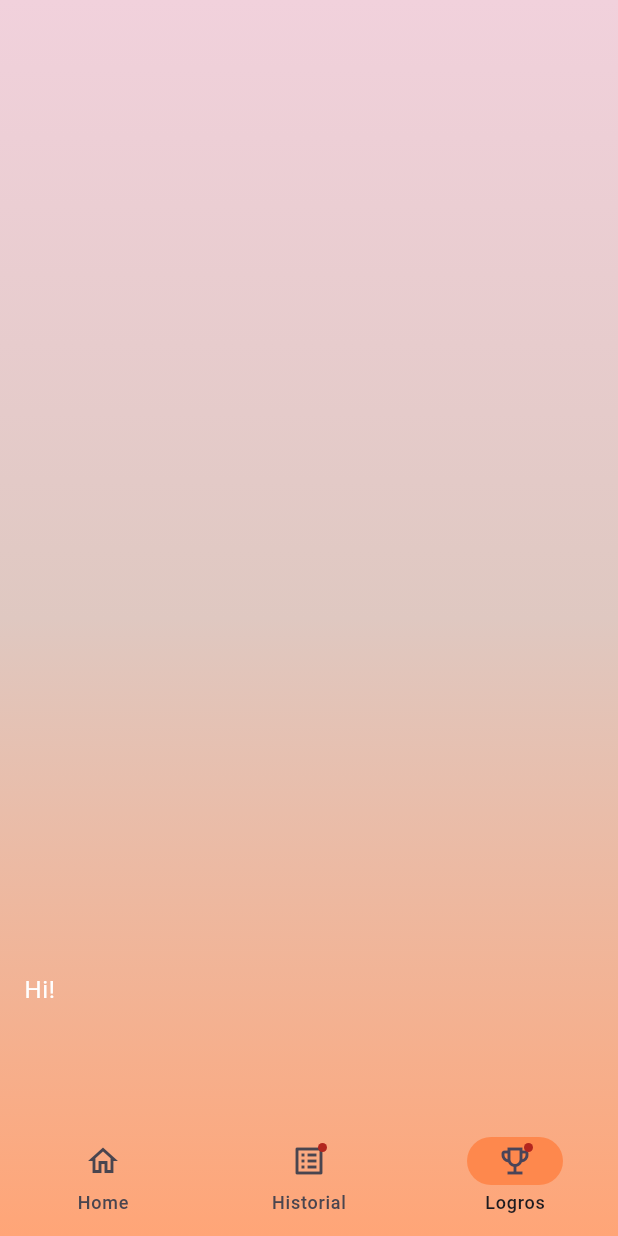
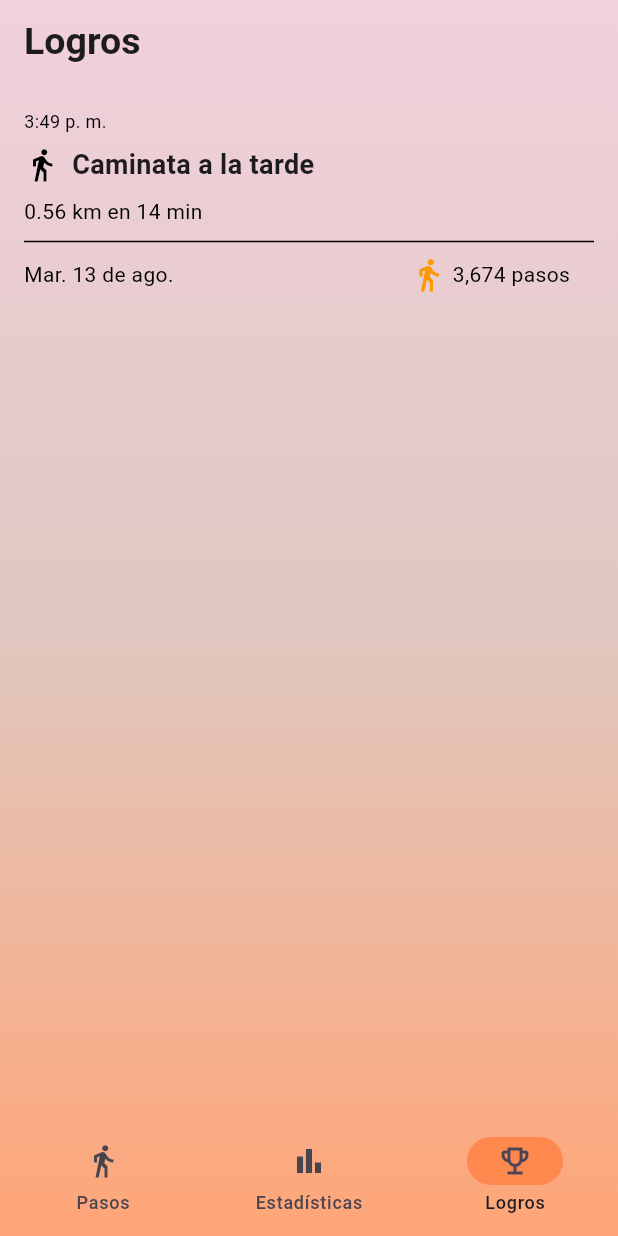
Before and after one commit to TaobT/KeepGoing, a Flutter app: the screen it shows after launch, item 3 of the bottom bar chosen, on a phone screen of 412 x 824 dp. Run offline on Flutter 3.47's test engine with Material 3 defaults, Android fonts, the phone set to English and light mode, and no system bars; our stand-ins replace percent_indicator, table_calendar; missing offline and left inert: mqtt_client.

Commit message:
calendar y logros

```diff
--- a/keep_going/lib/presentation/screens/home/home_screen.dart
+++ b/keep_going/lib/presentation/screens/home/home_screen.dart
@@ -70,7 +70,7 @@ class HomeScreen  extends StatelessWidget {
               Row(
                 mainAxisAlignment: MainAxisAlignment.spaceEvenly,
                 children: [
-                  _buildStatColumn(Icons.do_not_step_sharp, '312', 'PASOS'),
+                  _buildStatColumn(Icons.directions_walk_outlined, '312', 'PASOS'),
                   _buildStatColumn(Icons.location_on, '5.6', 'KM'),
                   _buildStatColumn(Icons.timer, '120', 'MIN'),
                 ],
--- /dev/null
+++ b/keep_going/lib/presentation/screens/logros/logros_screen.dart
@@ -0,0 +1,75 @@
+import 'package:flutter/material.dart';
+
+
+class LogrosScreen extends StatelessWidget {
+
+  const LogrosScreen({super.key});
+
+  @override
+  Widget build(BuildContext context) {
+    return Scaffold(
+      backgroundColor: Colors.transparent,
+      appBar: AppBar(
+        backgroundColor: Colors.transparent,
+        title: const Text("Logros",
+          style: TextStyle(fontSize: 25, fontWeight: FontWeight.bold),
+        ),
+      ),
+      body: const Padding(
+        padding: EdgeInsets.all(16.0),
+        child: Column(
+          crossAxisAlignment: CrossAxisAlignment.start,
+          children: [
+            Text(
+              "3:49 p. m.",
+              style: TextStyle(color: Colors.black, fontSize: 12),
+            ),
+            SizedBox(height: 8),
+            Row(
+              children: [
+                Icon(Icons.directions_walk, color: Colors.black),
+                SizedBox(width: 8),
+                Text(
+                  "Caminata a la tarde",
+                  style: TextStyle(fontSize: 18, fontWeight: FontWeight.bold),
+                ),
+              ],
+            ),
+            SizedBox(height: 8),
+            Row(
+              children: [
+                Text(
+                  "0.56 km en 14 min",
+                  style: TextStyle(color: Colors.black, fontSize: 14),
+                ),
+                Spacer(),
+
+              ],
+            ),
+            Divider(height: 20, color: Colors.black),
+            Row(
+              children: [
+                Text(
+                  "Mar. 13 de ago.",
+                  style: TextStyle(color: Colors.black, fontSize: 14),
+                ),
+                Spacer(),
+                Row(
+                  children: [
+                    Icon(Icons.directions_walk, color: Colors.orange),
+                    SizedBox(width: 4),
+                    Text(
+                      "3,674 pasos",
+                      style: TextStyle(color: Colors.black),
+                    ),
+                    SizedBox(width: 16),
+                  ],
+                ),
+              ],
+            ),
+          ],
+        ),
+      ),
+    );
+  }
+}
--- a/keep_going/lib/presentation/screens/navigation/navigation_rail.dart
+++ b/keep_going/lib/presentation/screens/navigation/navigation_rail.dart
@@ -26,101 +26,28 @@ class _NavigationBar1State extends State<NavigationBar1> {
         selectedIndex: currentPageIndex,
         destinations: const <Widget>[
           NavigationDestination(
-            selectedIcon: Icon(Icons.home),
-            icon: Icon(Icons.home_outlined),
-            label: 'Home',
+            selectedIcon: Icon(Icons.directions_walk_outlined),
+            icon: Icon(Icons.directions_walk_outlined),
+            label: 'Pasos',
           ),
           NavigationDestination(
-            icon: Badge(child: Icon(Icons.list_alt_outlined)),
-            label: 'Historial',
+            icon: Icon(Icons.bar_chart),
+            label: 'Estadísticas',
           ),
           NavigationDestination(
-            icon: Badge(
-              // label: Text('2'),
-              child: Icon(Icons.emoji_events_outlined),
-            ),
+            icon: Icon(Icons.emoji_events_outlined),
             label: 'Logros',
           ),
         ],
       ),
-      body: <Widget>[
-        /// Home page
-        const HomeScreen(),
-
-        /// Notifications page
-        Padding(
-          padding: const EdgeInsets.all(8.0),
-          child: Column(
-            children: <Widget>[
-              ListTile(
-                leading: const Icon(Icons.notifications_sharp),
-                title: const Text('Notification 1'),
-                subtitle: const Text('This is a notification'),
-                tileColor: Colors.white,
-                shape: RoundedRectangleBorder(
-                  borderRadius: BorderRadius.circular(8.0),
-                ),
-              ),
-              const SizedBox(height: 8.0),
-              ListTile(
-                leading: const Icon(Icons.notifications_sharp),
-                title: const Text('Notification 2'),
-                subtitle: const Text('This is a notification'),
-                tileColor: Colors.white,
-                shape: RoundedRectangleBorder(
-                  borderRadius: BorderRadius.circular(8.0),
-                ),
-              ),
-            ],
-          ),
-        ),
-
-        /// Messages page
-        ListView.builder(
-          reverse: true,
-          itemCount: 2,
-          itemBuilder: (BuildContext context, int index) {
-            if (index == 0) {
-              return Align(
-                alignment: Alignment.centerRight,
-                child: Container(
-                  margin: const EdgeInsets.all(8.0),
-                  padding: const EdgeInsets.all(8.0),
-                  decoration: BoxDecoration(
-                    color: Colors.transparent,
-                    borderRadius: BorderRadius.circular(8.0),
-                  ),
-                  child: Text(
-                    'Hello',
-                    style: Theme.of(context)
-                        .textTheme
-                        .bodyLarge!
-                        .copyWith(color: Colors.transparent,),
-                  ),
-                ),
-              );
-            }
-            return Align(
-              alignment: Alignment.centerLeft,
-              child: Container(
-                margin: const EdgeInsets.all(8.0),
-                padding: const EdgeInsets.all(8.0),
-                decoration: BoxDecoration(
-                  color: Colors.transparent,
-                  borderRadius: BorderRadius.circular(8.0),
-                ),
-                child: Text(
-                  'Hi!',
-                  style: Theme.of(context)
-                      .textTheme
-                      .bodyLarge!
-                      .copyWith(color: Theme.of(context).colorScheme.onPrimary),
-                ),
-              ),
-            );
-          },
-        ),
-      ][currentPageIndex],
+      body: IndexedStack(
+        index: currentPageIndex,
+        children: const [
+          HomeScreen(),
+          StepCalendar(),
+          LogrosScreen(),
+        ],
+      ),
     );
   }
 }
--- a/keep_going/lib/presentation/screens/screens.dart
+++ b/keep_going/lib/presentation/screens/screens.dart
@@ -1,2 +1,4 @@
 export 'package:keep_going/presentation/screens/home/home_screen.dart';
 export 'package:keep_going/presentation/screens/navigation/navigation_rail.dart';
+export 'package:keep_going/presentation/screens/calendar/calendar_screen.dart';
+export 'package:keep_going/presentation/screens/logros/logros_screen.dart';
--- a/keep_going/pubspec.yaml
+++ b/keep_going/pubspec.yaml
@@ -33,6 +33,7 @@ dependencies:
   pedometer: ^4.0.2
   percent_indicator: ^4.2.3
   mqtt_client: ^10.3.0
+  table_calendar: ^3.1.2
 
   # The following adds the Cupertino Icons font to your application.
   # Use with the CupertinoIcons class for iOS style icons.
```
Also changed, not shown: keep_going/lib/presentation/screens/calendar/calendar_screen.dart (added, +125 -0 lines), keep_going/pubspec.lock.
